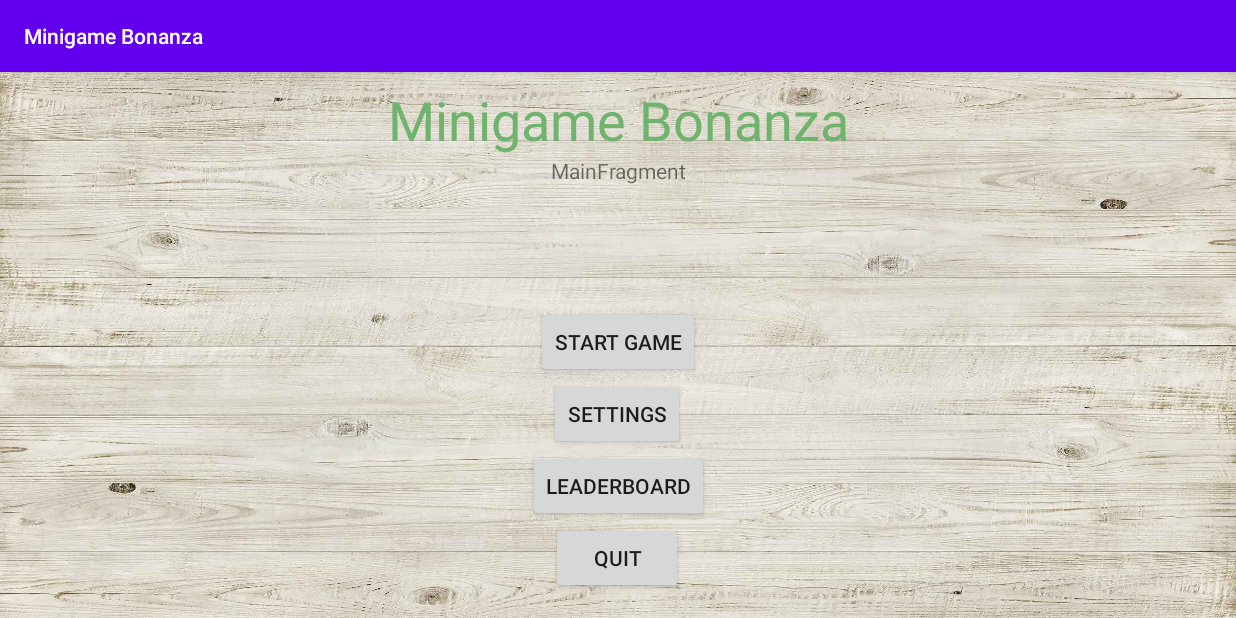
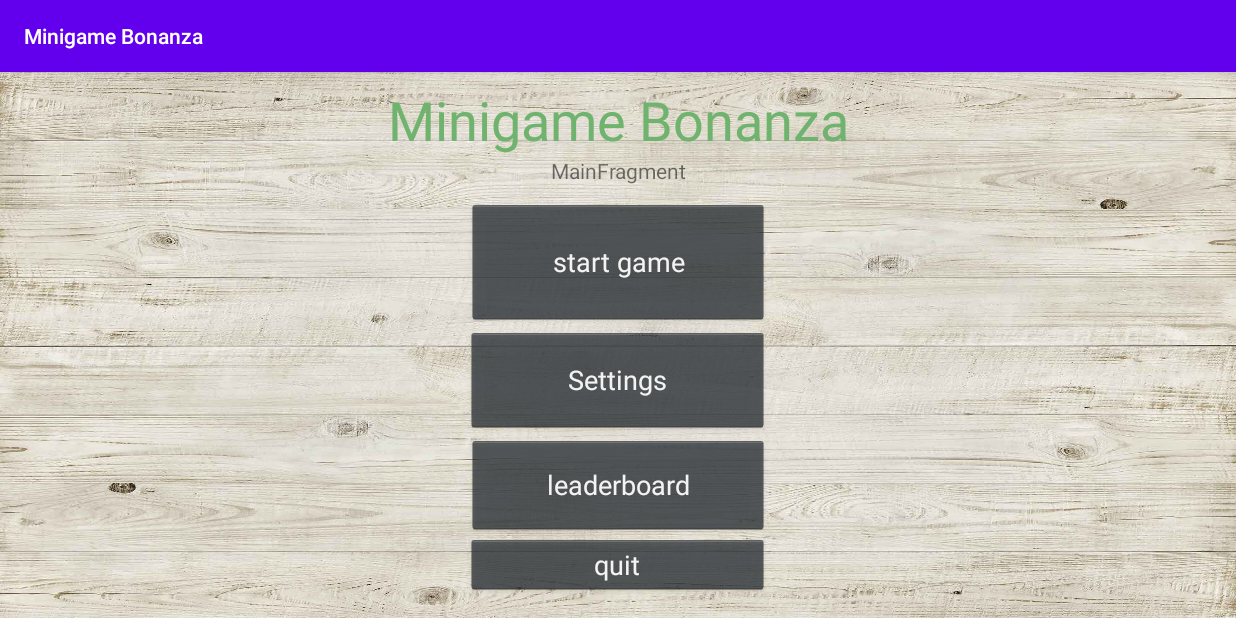
Before and after one commit to Tomzing/MinigameBonanza, an Android app: the screen it shows after launch (MainMenuActivity), on a phone screen of 824 x 412 dp (held sideways). Run offline under Robolectric (Android 15) with nearby library versions, the phone set to English and light mode, and no system bars.

Commit message:
Minor polishing

```diff
--- a/app/src/main/java/hiof/prosjekt/minigamebonanza/ui/main/viewmodel/StatusbarViewModel.java
+++ b/app/src/main/java/hiof/prosjekt/minigamebonanza/ui/main/viewmodel/StatusbarViewModel.java
@@ -38,7 +38,6 @@ public class StatusbarViewModel extends ViewModel {
 
     public void setScore(int score) {
         int currentScore = Integer.parseInt(getScore()) + score;
-        System.out.println("SCORE FROM SETSCORE: " + currentScore);
         mState.set("Score",currentScore);
     }
 
@@ -47,14 +46,13 @@ public class StatusbarViewModel extends ViewModel {
     }*/
 
     public String getAttemptsRemaining() {
-        System.out.println(mState.get("AttemptsRemaining"));
+        System.out.println("Attempts remaining: " + mState.get("AttemptsRemaining"));
         return mState.get("AttemptsRemaining");
     }
 
     public String getScore() {
         //System.out.println(mState.get("Score"));
         //return Integer.parseInt((String) mState.get("Score"));
-        System.out.println("SCORE FROM GETSCORE: " + mState.get("Score").toString());
         return String.valueOf(mState.get("Score"));
     }
 }
--- a/app/src/main/res/layout/fragment_mainmenu.xml
+++ b/app/src/main/res/layout/fragment_mainmenu.xml
@@ -40,9 +40,10 @@
 
     <Button
         android:id="@+id/startGameBtn"
-        android:layout_width="wrap_content"
-        android:layout_height="wrap_content"
-        android:layout_marginBottom="160dp"
+        style="@android:style/Widget.Holo.Button"
+        android:layout_width="201dp"
+        android:layout_height="83dp"
+        android:layout_marginBottom="196dp"
         android:onClick="startGameOnclick"
         android:text="@string/start_game"
         app:layout_constraintBottom_toBottomOf="parent"
@@ -52,9 +53,10 @@
 
     <Button
         android:id="@+id/startSettingsBtn"
-        android:layout_width="wrap_content"
-        android:layout_height="wrap_content"
-        android:layout_marginBottom="112dp"
+        style="@android:style/Widget.Holo.Button"
+        android:layout_width="202dp"
+        android:layout_height="70dp"
+        android:layout_marginBottom="124dp"
         android:onClick="startSettingsOnClick"
         android:text="@string/settings"
         app:layout_constraintBottom_toBottomOf="parent"
@@ -65,9 +67,10 @@
 
     <Button
         android:id="@+id/startLeaderboardBtn"
-        android:layout_width="wrap_content"
-        android:layout_height="wrap_content"
-        android:layout_marginBottom="64dp"
+        style="@android:style/Widget.Holo.Button"
+        android:layout_width="201dp"
+        android:layout_height="66dp"
+        android:layout_marginBottom="56dp"
         android:onClick="startLeaderboardOnClick"
         android:text="@string/leaderboard"
         app:layout_constraintBottom_toBottomOf="parent"
@@ -77,8 +80,9 @@
 
     <Button
         android:id="@+id/quitBtn"
-        android:layout_width="wrap_content"
-        android:layout_height="wrap_content"
+        style="@android:style/Widget.Holo.Button"
+        android:layout_width="202dp"
+        android:layout_height="40dp"
         android:layout_marginBottom="16dp"
         android:text="@string/quit"
         app:layout_constraintBottom_toBottomOf="parent"
--- a/app/src/main/res/layout/fragment_pre_minigame.xml
+++ b/app/src/main/res/layout/fragment_pre_minigame.xml
@@ -15,6 +15,7 @@
         android:layout_height="wrap_content"
         android:text="@string/minigameDesc"
         android:textColor="#FFFFFF"
+        android:textSize="24sp"
         app:layout_constraintBottom_toBottomOf="parent"
         app:layout_constraintEnd_toEndOf="parent"
         app:layout_constraintStart_toStartOf="parent"
```
Also changed, not shown: app/src/main/res/layout/fragment_minigame1.xml (+13 -10 lines).
